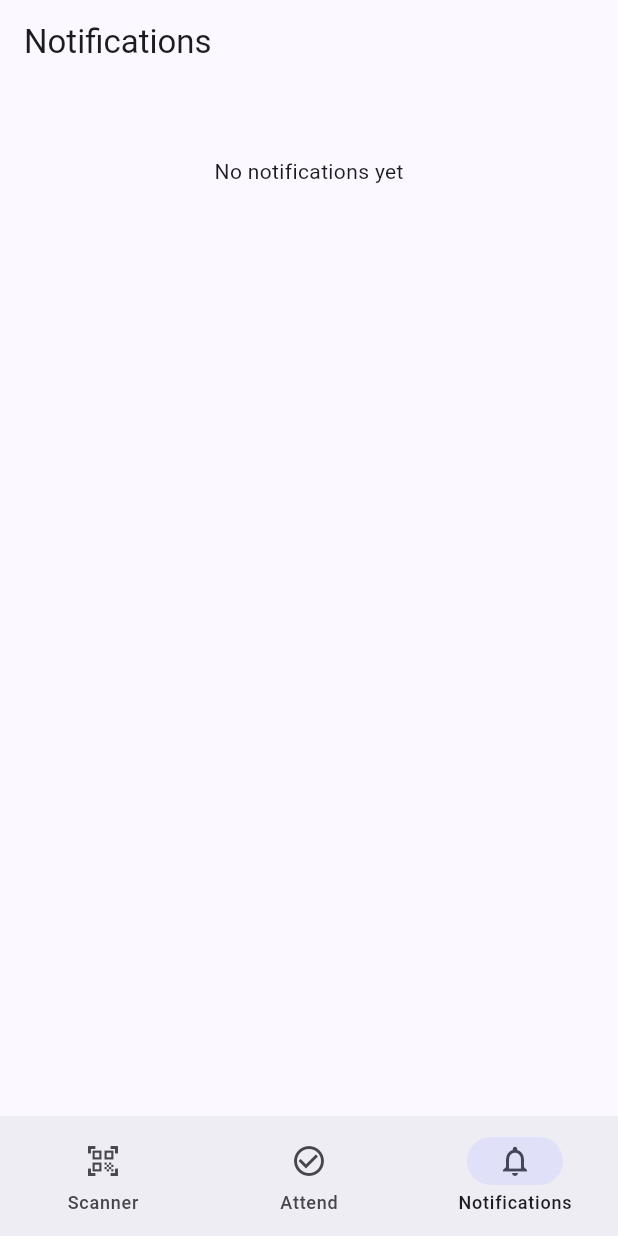
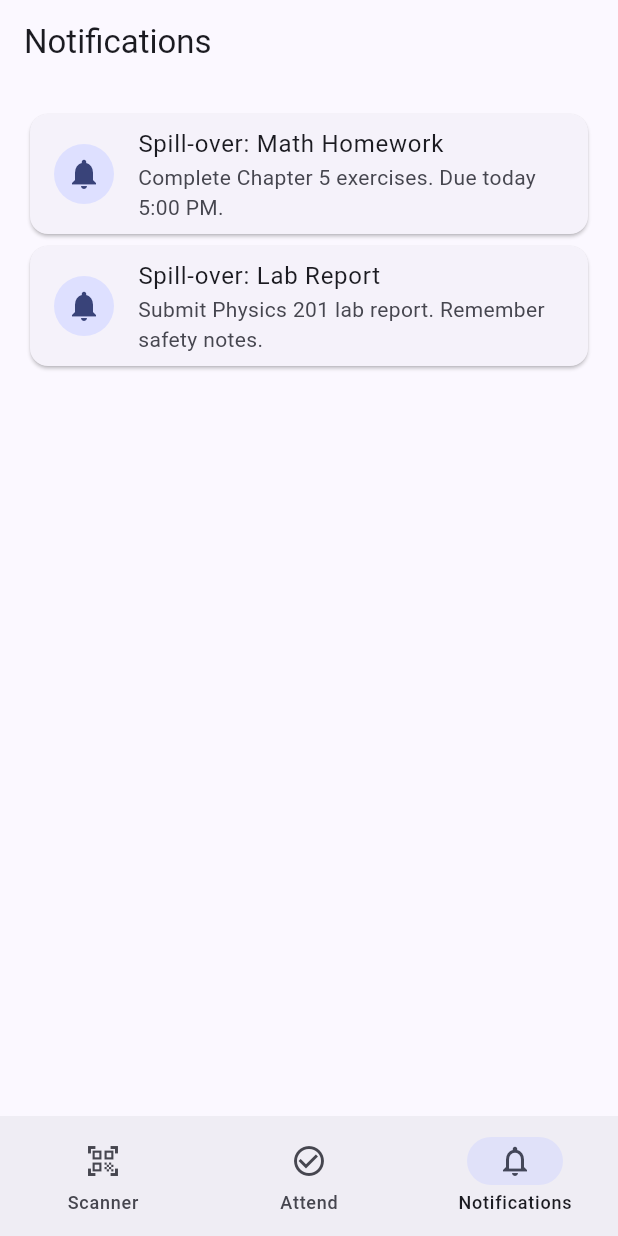
Before and after one commit to Davefgh/ams-student-mobile, a Flutter app: the screen it shows after launch, item 3 of the bottom bar chosen, on a phone screen of 412 x 824 dp. Run offline on Flutter 3.47's test engine with Material 3 defaults, Android fonts, the phone set to English and light mode, and no system bars; our stand-ins replace flutter_local_notifications; missing offline and left inert: mobile_scanner.

Commit message:
feat: implement spill-over notification UI with sample data

```diff
--- a/lib/screens/student_home_screen.dart
+++ b/lib/screens/student_home_screen.dart
@@ -11,7 +11,16 @@ class StudentHomeScreen extends StatefulWidget {
 class _StudentHomeScreenState extends State<StudentHomeScreen> {
   int _currentIndex = 0;
   bool _isCheckedIn = false;
-  final List<Map<String, String>> _notifications = <Map<String, String>>[];
+  final List<Map<String, String>> _notifications = <Map<String, String>>[
+    {
+      'title': 'Spill-over: Math Homework',
+      'body': 'Complete Chapter 5 exercises. Due today 5:00 PM.'
+    },
+    {
+      'title': 'Spill-over: Lab Report',
+      'body': 'Submit Physics 201 lab report. Remember safety notes.'
+    },
+  ];
 
   Future<void> _sendAttendanceNotification({required bool isIn}) async {
     final String timestamp = DateTime.now().toLocal().toString();
```
